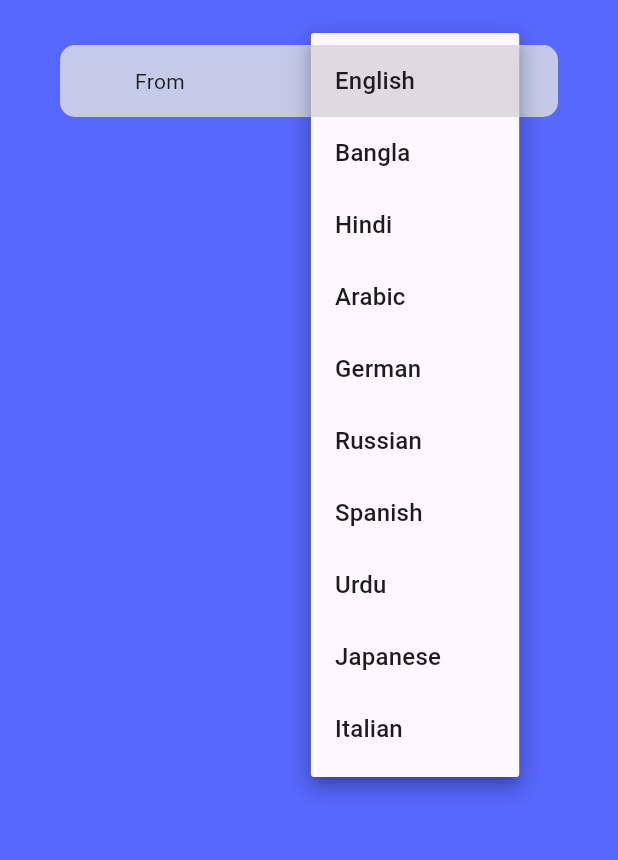
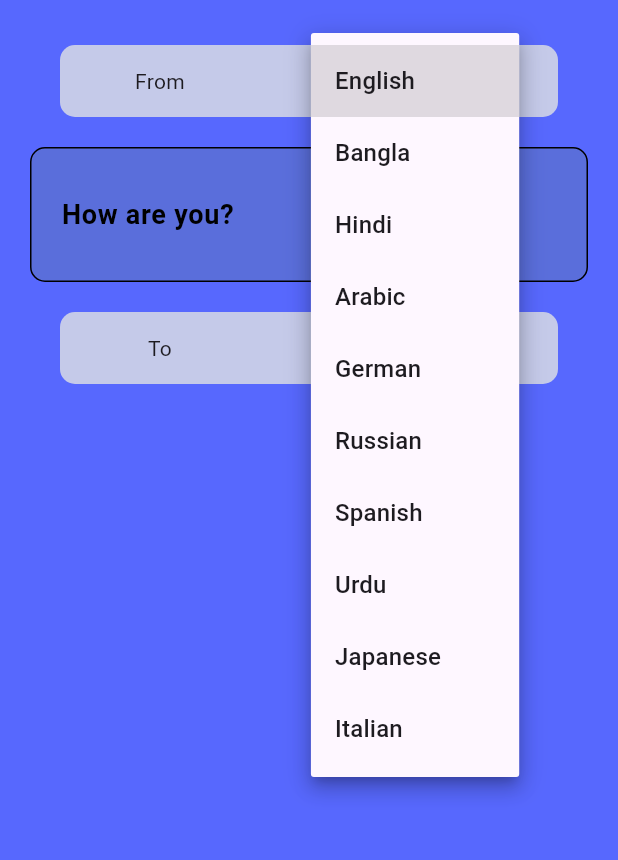
Before and after one commit to Sohag-84/translator_app, a Flutter app: the screen it shows after launch, after a tap on "English", on a phone screen of 412 x 824 dp, the part 84-944 px from its top. Run offline on Flutter 3.47's test engine with Material 2 defaults, Android fonts, the phone set to English and light mode, and no system bars; missing offline and left inert: translator.

Commit message:
write text and select converted language from dropdown button

```diff
--- a/lib/views/translator_page.dart
+++ b/lib/views/translator_page.dart
@@ -15,10 +15,12 @@ class _TranslatorPageState extends State<TranslatorPage> {
   final translator = GoogleTranslator();
   String from = 'en';
   String to = 'hi';
-  String data = 'आप कैसे हैं?';
+  String data = 'কেমন আছেন?';
   String selectedvalue = 'English';
-  String selectedvalue2 = 'Hindi';
-
+  String selectedvalue2 = 'Bangla';
+  TextEditingController controller =
+      TextEditingController(text: 'How are you?');
+  final formkey = GlobalKey<FormState>();
   void translate() async {
     translator.translate("Hello world", from: 'en', to: 'bn').then((value) {
       print(value);
@@ -91,7 +93,10 @@ class _TranslatorPageState extends State<TranslatorPage> {
                               } else if (lang == languages[8]) {
                                 from = languagesCode[8];
                               }
-                              setState(() {});
+                              setState(() {
+                                print(lang);
+                                print(from);
+                              });
                             },
                             child: Text(lang),
                           ),
@@ -100,7 +105,93 @@ class _TranslatorPageState extends State<TranslatorPage> {
                     onChanged: (value) {
                       selectedvalue = value!;
                     },
-                  )
+                  ),
+                ],
+              ),
+            ),
+            Container(
+              padding: const EdgeInsets.all(20),
+              margin: const EdgeInsets.all(20),
+              decoration: BoxDecoration(
+                  color: Colors.blueGrey.withOpacity(0.3),
+                  borderRadius: BorderRadius.circular(10),
+                  border: Border.all(color: Colors.black)),
+              child: Form(
+                key: formkey,
+                child: TextFormField(
+                  controller: controller,
+                  maxLines: null,
+                  minLines: null,
+                  validator: (value) {
+                    if (value!.isEmpty) {
+                      return 'Please enter some text';
+                    }
+                    return null;
+                  },
+                  textInputAction: TextInputAction.done,
+                  decoration: const InputDecoration(
+                      enabledBorder: InputBorder.none,
+                      border: InputBorder.none,
+                      errorBorder: InputBorder.none,
+                      errorStyle: TextStyle(color: Colors.white)),
+                  style: const TextStyle(
+                      color: Colors.black,
+                      fontWeight: FontWeight.bold,
+                      fontSize: 18),
+                ),
+              ),
+            ),
+            Container(
+              margin: EdgeInsets.symmetric(horizontal: 40),
+              decoration: BoxDecoration(
+                color: Colors.indigo.shade100,
+                borderRadius: BorderRadius.circular(10),
+              ),
+              child: Row(
+                mainAxisAlignment: MainAxisAlignment.center,
+                children: [
+                  Text("To"),
+                  SizedBox(width: 100),
+                  DropdownButton(
+                    value: selectedvalue2,
+                    focusColor: Colors.transparent,
+                    items: languages
+                        .map(
+                          (lang) => DropdownMenuItem(
+                            value: lang,
+                            onTap: () {
+                              if (lang == languages[0]) {
+                                to = languagesCode[0];
+                              } else if (lang == languages[1]) {
+                                to = languagesCode[1];
+                              } else if (lang == languages[2]) {
+                                to = languagesCode[2];
+                              } else if (lang == languages[3]) {
+                                to = languagesCode[3];
+                              } else if (lang == languages[4]) {
+                                to = languagesCode[4];
+                              } else if (lang == languages[5]) {
+                                to = languagesCode[5];
+                              } else if (lang == languages[6]) {
+                                to = languagesCode[6];
+                              } else if (lang == languages[7]) {
+                                to = languagesCode[7];
+                              } else if (lang == languages[8]) {
+                                to = languagesCode[8];
+                              }
+                              setState(() {
+                                print(lang);
+                                print(to);
+                              });
+                            },
+                            child: Text(lang),
+                          ),
+                        )
+                        .toList(),
+                    onChanged: (value) {
+                      selectedvalue = value!;
+                    },
+                  ),
                 ],
               ),
             ),
```
